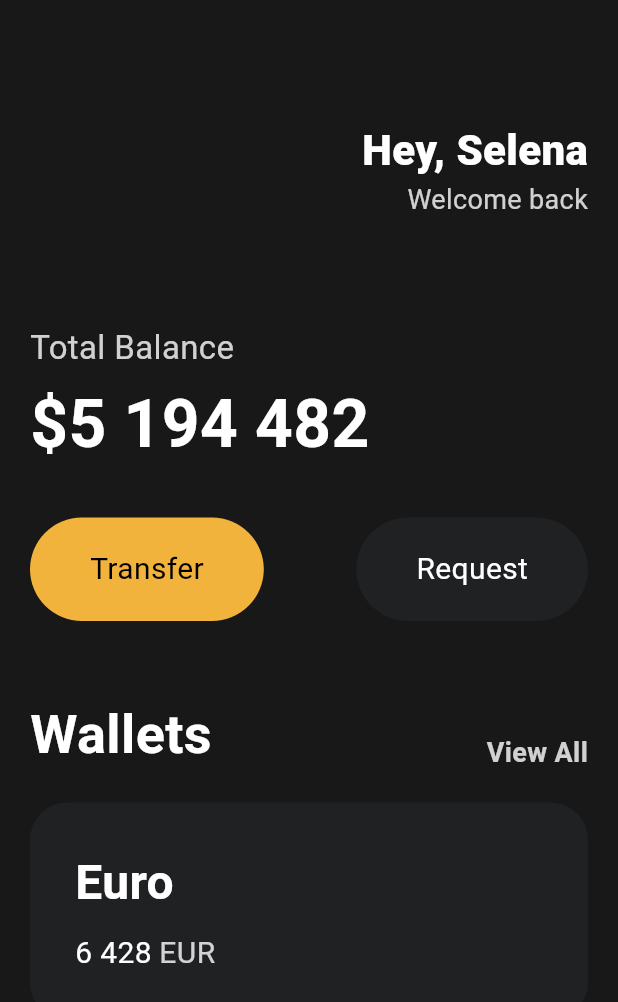
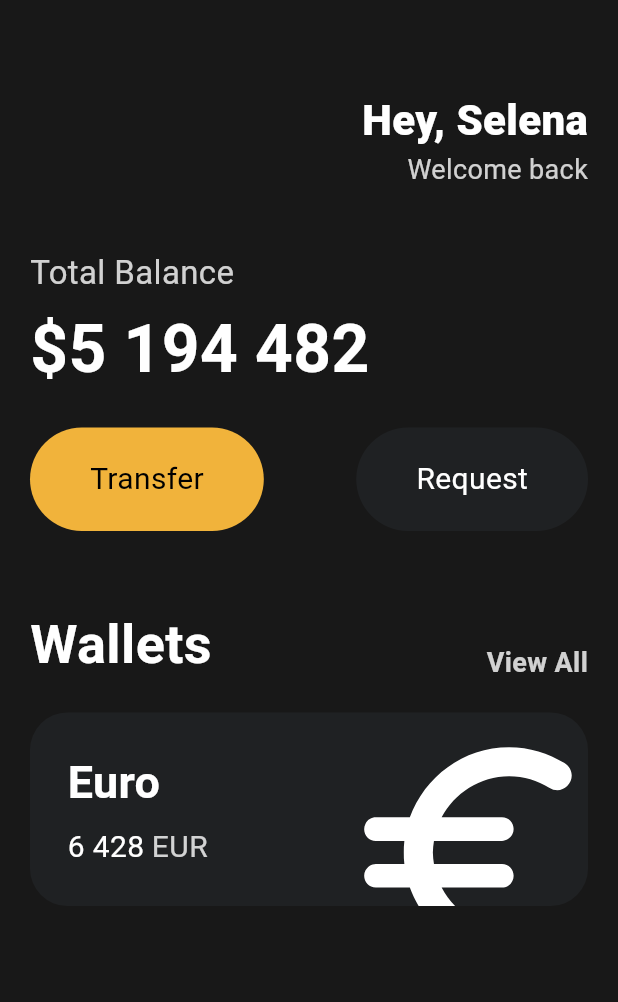
Before and after one commit to juneyoung-jo/toonflix, a Flutter app: the screen it shows after launch, on a phone screen of 412 x 824 dp. Shown: the top 1002 px of the screen. Run offline on Flutter 3.47's test engine with Material 3 defaults, Android fonts, the phone set to English and light mode, and no system bars.

Commit message:
feat: 3-7 Icons and Transforms

```diff
--- a/lib/main.dart
+++ b/lib/main.dart
@@ -21,7 +21,7 @@ class App extends StatelessWidget {
               crossAxisAlignment: CrossAxisAlignment.start,
               children: [
                 const SizedBox(
-                  height: 80,
+                  height: 60,
                 ),
                 Row(
                   mainAxisAlignment: MainAxisAlignment.end,
@@ -49,7 +49,7 @@ class App extends StatelessWidget {
                   ],
                 ),
                 const SizedBox(
-                  height: 70,
+                  height: 40,
                 ),
                 Text(
                   'Total Balance',
@@ -70,7 +70,7 @@ class App extends StatelessWidget {
                   ),
                 ),
                 const SizedBox(
-                  height: 30,
+                  height: 20,
                 ),
                 const Row(
                   mainAxisAlignment: MainAxisAlignment.spaceBetween,
@@ -116,12 +116,14 @@ class App extends StatelessWidget {
                   height: 20,
                 ),
                 Container(
+                  clipBehavior: Clip.hardEdge,
                   decoration: BoxDecoration(
                       color: const Color(0xFF1F2123),
                       borderRadius: BorderRadius.circular(25)),
                   child: Padding(
-                    padding: const EdgeInsets.all(30),
+                    padding: const EdgeInsets.all(25),
                     child: Row(
+                      mainAxisAlignment: MainAxisAlignment.spaceBetween,
                       children: [
                         Column(
                           crossAxisAlignment: CrossAxisAlignment.start,
@@ -130,12 +132,12 @@ class App extends StatelessWidget {
                               'Euro',
                               style: TextStyle(
                                 color: Colors.white,
-                                fontSize: 32,
+                                fontSize: 30,
                                 fontWeight: FontWeight.w600,
                               ),
                             ),
                             const SizedBox(
-                              height: 10,
+                              height: 7,
                             ),
                             Row(
                               children: [
@@ -160,6 +162,17 @@ class App extends StatelessWidget {
                             ),
                           ],
                         ),
+                        Transform.scale(
+                          scale: 2.4,
+                          child: Transform.translate(
+                            offset: const Offset(-5, 12),
+                            child: const Icon(
+                              Icons.euro_rounded,
+                              color: Colors.white,
+                              size: 78,
+                            ),
+                          ),
+                        )
                       ],
                     ),
                   ),
```
